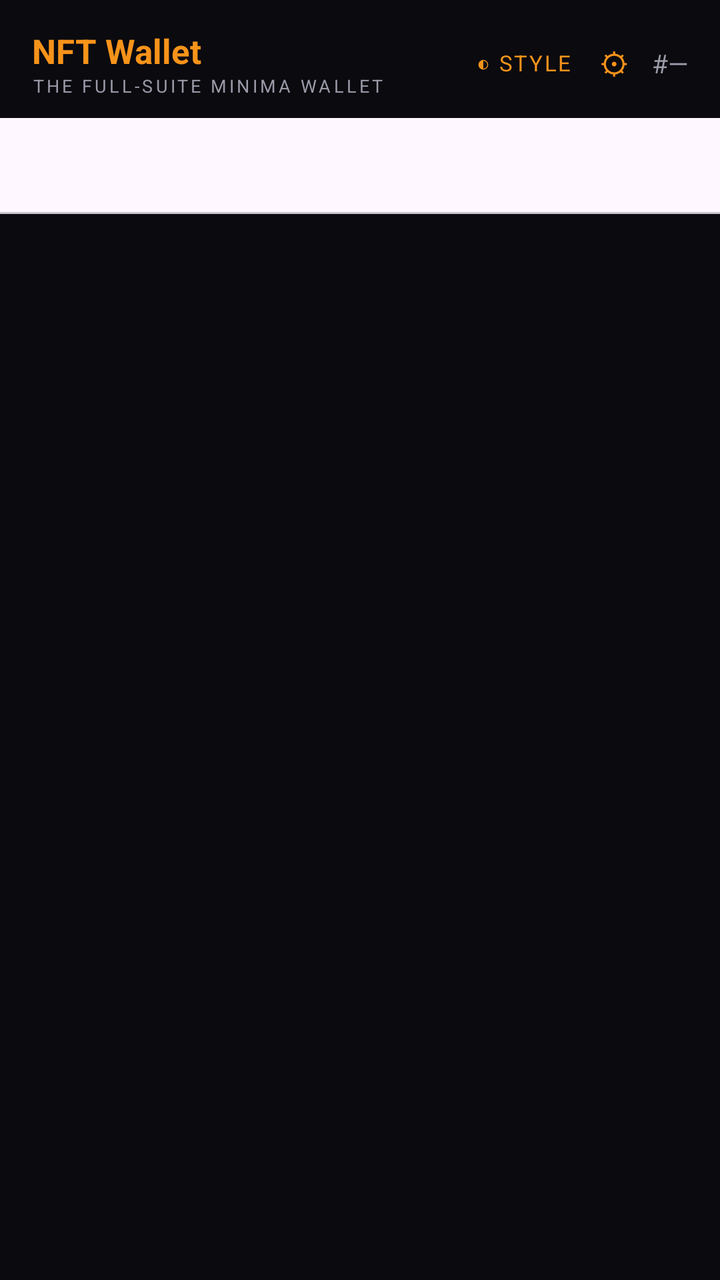
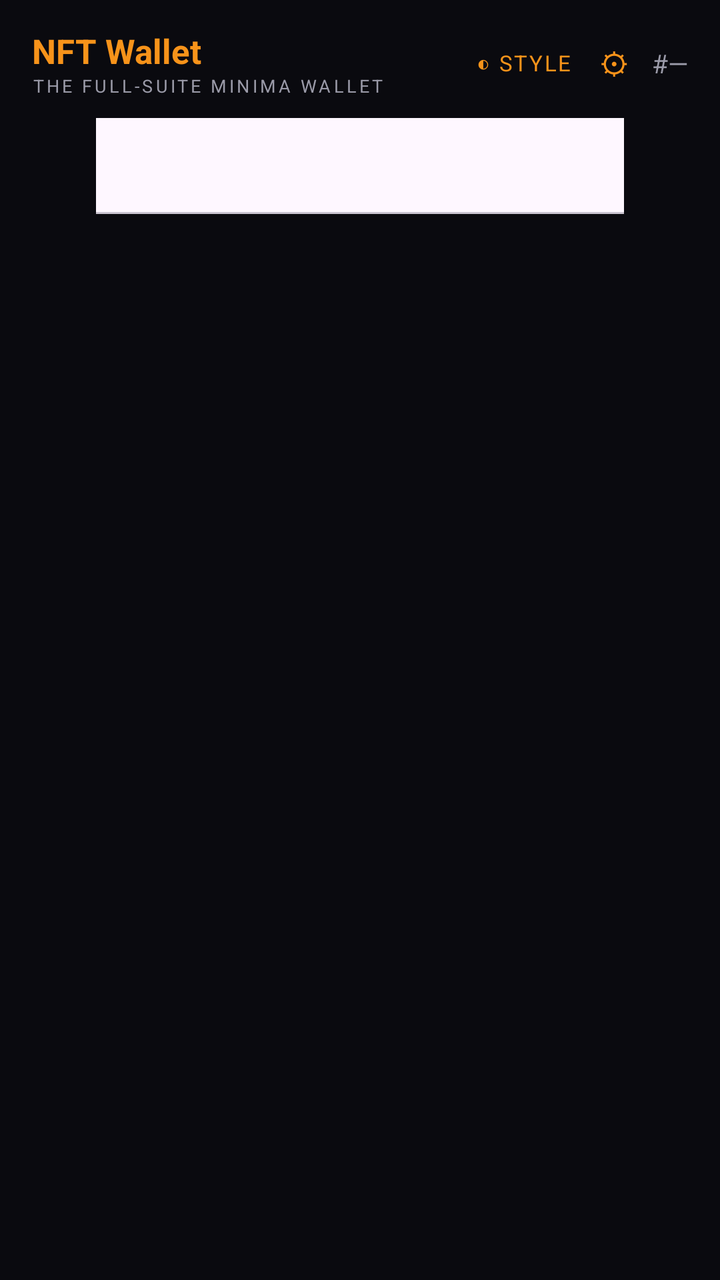

Compare the two renders of this Android layout. The source of the first and the diff that turns it into the second are given below.
<!-- AndroidManifest.xml: application theme Theme.NFTWallet -->
<!-- res/layout/activity_main.xml -->
<?xml version="1.0" encoding="utf-8"?>
<LinearLayout xmlns:android="http://schemas.android.com/apk/res/android"
    xmlns:app="http://schemas.android.com/apk/res-auto"
    xmlns:tools="http://schemas.android.com/tools"
    android:id="@+id/main"
    android:layout_width="match_parent"
    android:layout_height="match_parent"
    android:orientation="vertical"
    android:background="@color/ux_bg"
    tools:context=".MainActivity">

    
    <LinearLayout
        android:layout_width="match_parent"
        android:layout_height="wrap_content"
        android:orientation="horizontal"
        android:gravity="center_vertical"
        android:paddingStart="16dp"
        android:paddingEnd="16dp"
        android:paddingTop="14dp"
        android:paddingBottom="10dp">

        <LinearLayout
            android:layout_width="0dp"
            android:layout_height="wrap_content"
            android:layout_weight="1"
            android:orientation="vertical">
            <TextView
                android:id="@+id/brandTitle"
                android:layout_width="wrap_content"
                android:layout_height="wrap_content"
                android:text="NFT Wallet"
                android:textColor="@color/ux_accent"
                android:textStyle="bold"
                android:textSize="17sp" />
            <TextView
                android:id="@+id/brandSub"
                android:layout_width="wrap_content"
                android:layout_height="wrap_content"
                android:text="THE FULL-SUITE MINIMA WALLET"
                android:textColor="@color/ux_subtext"
                android:textSize="9sp"
                android:letterSpacing="0.15" />
        </LinearLayout>

        <TextView
            android:id="@+id/designToggle"
            android:layout_width="wrap_content"
            android:layout_height="wrap_content"
            android:text="◐ STYLE"
            android:textColor="@color/ux_accent"
            android:textSize="11sp"
            android:letterSpacing="0.08"
            android:padding="6dp"
            android:layout_marginEnd="2dp" />

        <TextView
            android:id="@+id/settingsBtn"
            android:layout_width="wrap_content"
            android:layout_height="wrap_content"
            android:text="⚙"
            android:textColor="@color/ux_accent"
            android:textSize="15sp"
            android:padding="6dp"
            android:layout_marginEnd="6dp" />

        <TextView
            android:id="@+id/blockNo"
            android:layout_width="wrap_content"
            android:layout_height="wrap_content"
            android:text="#—"
            android:textColor="@color/ux_subtext"
            android:textSize="13sp" />
    </LinearLayout>

    
    <LinearLayout
        android:id="@+id/pairingBanner"
        android:layout_width="match_parent"
        android:layout_height="wrap_content"
        android:orientation="vertical"
        android:background="@color/ux_banner"
        android:padding="16dp"
        android:visibility="gone">

        <TextView
            android:id="@+id/pairingTitle"
            android:layout_width="match_parent"
            android:layout_height="wrap_content"
            android:text="This wallet is not enabled yet"
            android:textColor="@color/ux_accent"
            android:textStyle="bold"
            android:textSize="15sp" />

        <TextView
            android:id="@+id/pairingBody"
            android:layout_width="match_parent"
            android:layout_height="wrap_content"
            android:layout_marginTop="4dp"
            android:text="Open Minima Core → Apps and enable &quot;NFT Wallet&quot;, then come back."
            android:textColor="@color/ux_subtext"
            android:textSize="13sp" />

        <Button
            android:id="@+id/openNodeBtn"
            android:layout_width="wrap_content"
            android:layout_height="wrap_content"
            android:layout_marginTop="10dp"
            android:text="Open Minima Core" />
    </LinearLayout>

    
    <LinearLayout
        android:layout_width="match_parent"
        android:layout_height="wrap_content"
        android:orientation="horizontal"
        android:gravity="center_vertical">

        <TextView
            android:id="@+id/tabScrollLeft"
            android:layout_width="wrap_content"
            android:layout_height="wrap_content"
            android:layout_gravity="center_vertical"
            android:text="‹"
            android:textSize="22sp"
            android:gravity="center"
            android:minWidth="34dp"
            android:paddingStart="8dp"
            android:paddingEnd="8dp"
            android:visibility="gone" />

        <com.google.android.material.tabs.TabLayout
            android:id="@+id/tabs"
            android:layout_width="0dp"
            android:layout_height="wrap_content"
            android:layout_weight="1"
            app:tabMode="scrollable"
            app:tabGravity="fill"
            app:tabIndicatorColor="@color/ux_accent"
            app:tabSelectedTextColor="@color/ux_accent"
            app:tabTextColor="@color/ux_subtext" />

        <TextView
            android:id="@+id/tabScrollRight"
            android:layout_width="wrap_content"
            android:layout_height="wrap_content"
            android:layout_gravity="center_vertical"
            android:text="›"
            android:textSize="22sp"
            android:gravity="center"
            android:minWidth="34dp"
            android:paddingStart="8dp"
            android:paddingEnd="8dp"
            android:visibility="gone" />
    </LinearLayout>

    <androidx.viewpager.widget.ViewPager
        android:id="@+id/pager"
        android:layout_width="match_parent"
        android:layout_height="0dp"
        android:layout_weight="1" />

</LinearLayout>
<!-- resources referenced by this layout -->
<resources>
  <color name="ux_accent">#FFF7931A</color>
  <color name="ux_banner">#33F7931A</color>
  <color name="ux_bg">#FF0A0A0F</color>
  <color name="ux_subtext">#FF9A9AA8</color>
  <style name="Theme.NFTWallet" parent="Base.Theme.NFTWallet" />
  <style name="Base.Theme.NFTWallet" parent="Theme.Material3.DayNight.NoActionBar">
      </style>
</resources>

<!-- the commit's change to res/layout/activity_main.xml (unified diff, before → after) -->
@@ -124,10 +124,11 @@
             android:text="‹"
             android:textSize="22sp"
             android:gravity="center"
-            android:minWidth="34dp"
+            android:minWidth="48dp"
+            android:minHeight="48dp"
             android:paddingStart="8dp"
             android:paddingEnd="8dp"
-            android:visibility="gone" />
+            android:visibility="invisible" />
 
         <com.google.android.material.tabs.TabLayout
             android:id="@+id/tabs"
@@ -148,10 +149,11 @@
             android:text="›"
             android:textSize="22sp"
             android:gravity="center"
-            android:minWidth="34dp"
+            android:minWidth="48dp"
+            android:minHeight="48dp"
             android:paddingStart="8dp"
             android:paddingEnd="8dp"
-            android:visibility="gone" />
+            android:visibility="invisible" />
     </LinearLayout>
 
     <androidx.viewpager.widget.ViewPager
